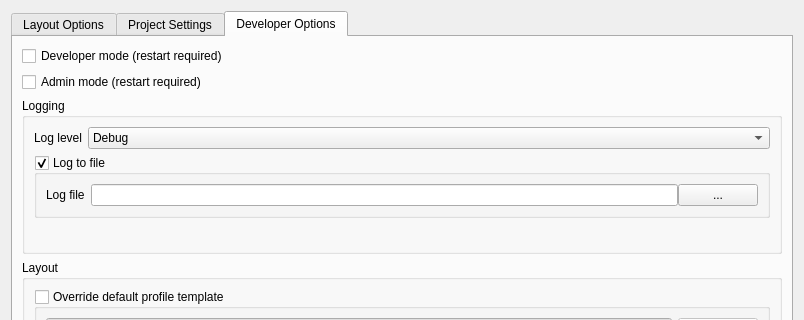
First picture: the form in plugin/teksi_wastewater/ui/twwsettingsdialog.ui, repository teksi/wastewater, before the edit; both pictures show x 0 to 804 and y 0 to 320 of the 804 by 466 pixel window.
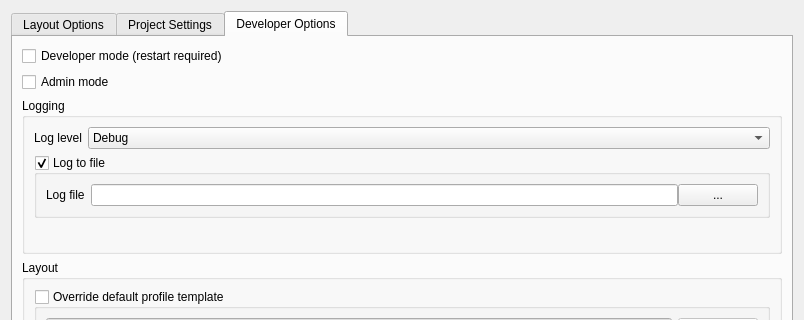
Second picture: the form after the edit. The open tabs and pages were chosen to show the change. Custom widgets are drawn as their Qt base class.

Commit message: Remove need to restart when changing admin setting

The edit to the form file:
```diff
--- a/plugin/teksi_wastewater/ui/twwsettingsdialog.ui
+++ b/plugin/teksi_wastewater/ui/twwsettingsdialog.ui
@@ -181,7 +181,7 @@
           <string>Enables the datamodel tool. The plugin needs to be reloaded.</string>
          </property>
          <property name="text">
-          <string>Admin mode (restart required)</string>
+          <string>Admin mode</string>
          </property>
         </widget>
        </item>
```
Left out of the diff: 11 changed lines with no effect on the pictures. The commit also changes 1 other file.
